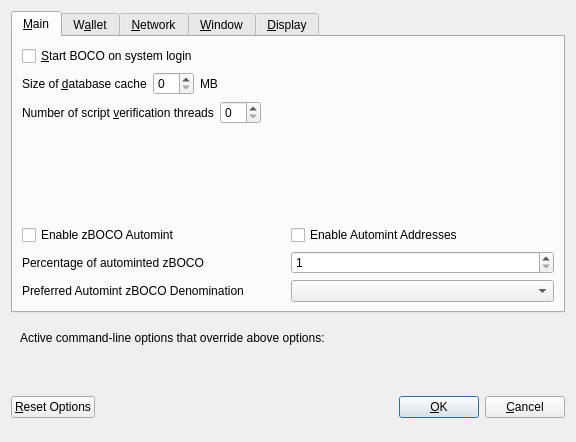
The window that src/qt/forms/optionsdialog.ui (bocodev/BOCO) describes before a commit, drawn with Qt 5.
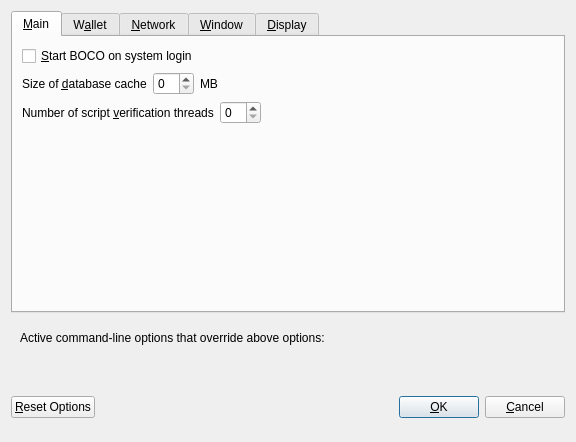
The same window after the commit. Custom widgets are drawn as their Qt base class.

Commit message: Boco Core v2.0

```diff
--- a/src/qt/forms/optionsdialog.ui
+++ b/src/qt/forms/optionsdialog.ui
@@ -130,111 +130,6 @@
          </property>
         </spacer>
        </item>
-       <item>
-        <widget class="QWidget" name="verticalZpivOptionsWidget" native="true">
-         <layout class="QVBoxLayout" name="verticalZpivOptionsLayout">
-          <property name="margin">
-           <number>0</number>
-          </property>
-          <item>
-           <layout class="QHBoxLayout" name="horizontalAutomintingLayout">
-            <item>
-             <widget class="QCheckBox" name="checkBoxZeromintEnable">
-              <property name="toolTip">
-               <string>Enable automatic minting of BOCO units to zBOCO</string>
-              </property>
-              <property name="layoutDirection">
-               <enum>Qt::LeftToRight</enum>
-              </property>
-              <property name="text">
-               <string>Enable zBOCO Automint</string>
-              </property>
-             </widget>
-            </item>
-            <item>
-             <widget class="QCheckBox" name="checkBoxZeromintAddresses">
-              <property name="toolTip">
-               <string>Enable automatic zBOCO minting from specific addresses</string>
-              </property>
-              <property name="layoutDirection">
-               <enum>Qt::LeftToRight</enum>
-              </property>
-              <property name="text">
-               <string>Enable Automint Addresses</string>
-              </property>
-             </widget>
-            </item>
-           </layout>
-          </item>
-          <item>
-           <layout class="QHBoxLayout" name="horizontalZmintPercentageLayout">
-            <item>
-             <widget class="QLabel" name="percentage_label">
-              <property name="toolTip">
-               <string>Percentage of incoming BOCO which get automatically converted to zBOCO via Zerocoin Protocol (min: 10%)</string>
-              </property>
-              <property name="text">
-               <string>Percentage of autominted zBOCO</string>
-              </property>
-             </widget>
-            </item>
-            <item>
-             <widget class="QSpinBox" name="zeromintPercentage">
-              <property name="minimum">
-               <number>1</number>
-              </property>
-              <property name="maximum">
-               <number>100</number>
-              </property>
-             </widget>
-            </item>
-           </layout>
-          </item>
-          <item>
-           <layout class="QHBoxLayout" name="horizontalLayout" stretch="0,0">
-            <property name="sizeConstraint">
-             <enum>QLayout::SetFixedSize</enum>
-            </property>
-            <item>
-             <widget class="QLabel" name="labelPreferredDenom">
-              <property name="maximumSize">
-               <size>
-                <width>16777215</width>
-                <height>16777215</height>
-               </size>
-              </property>
-              <property name="toolTip">
-               <string>Wait with automatic conversion to Zerocoin until enough BOCO for this denomination is available</string>
-              </property>
-              <property name="text">
-               <string>Preferred Automint zBOCO Denomination</string>
-              </property>
-             </widget>
-            </item>
-            <item>
-             <widget class="QComboBox" name="preferredDenom">
-              <property name="maximumSize">
-               <size>
-                <width>16777215</width>
-                <height>27</height>
-               </size>
-              </property>
-              <property name="toolTip">
-               <string>Wait with automatic conversion to Zerocoin until enough BOCO for this denomination is available</string>
-              </property>
-              <property name="maxVisibleItems">
-               <number>9</number>
-              </property>
-              <property name="maxCount">
-               <number>9</number>
-              </property>
-             </widget>
-            </item>
-           </layout>
-          </item>
-         </layout>
-        </widget>
-       </item>
       </layout>
      </widget>
      <widget class="QWidget" name="tabWallet">
```
Left out of the diff: 6 changed lines with no effect on the pictures. The commit also changes 322 other files.
